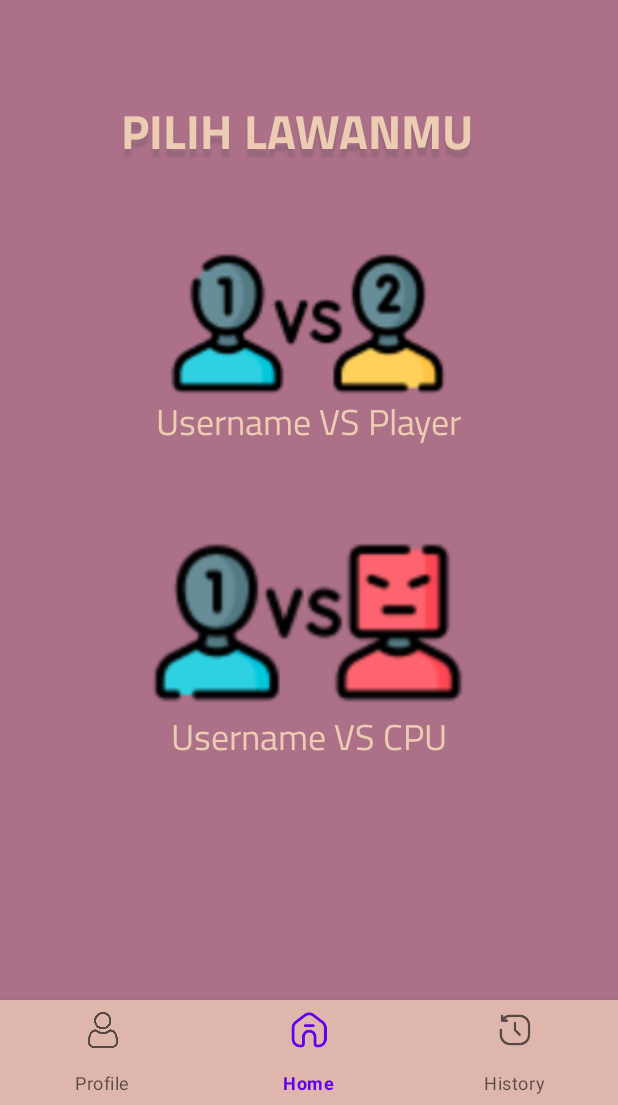
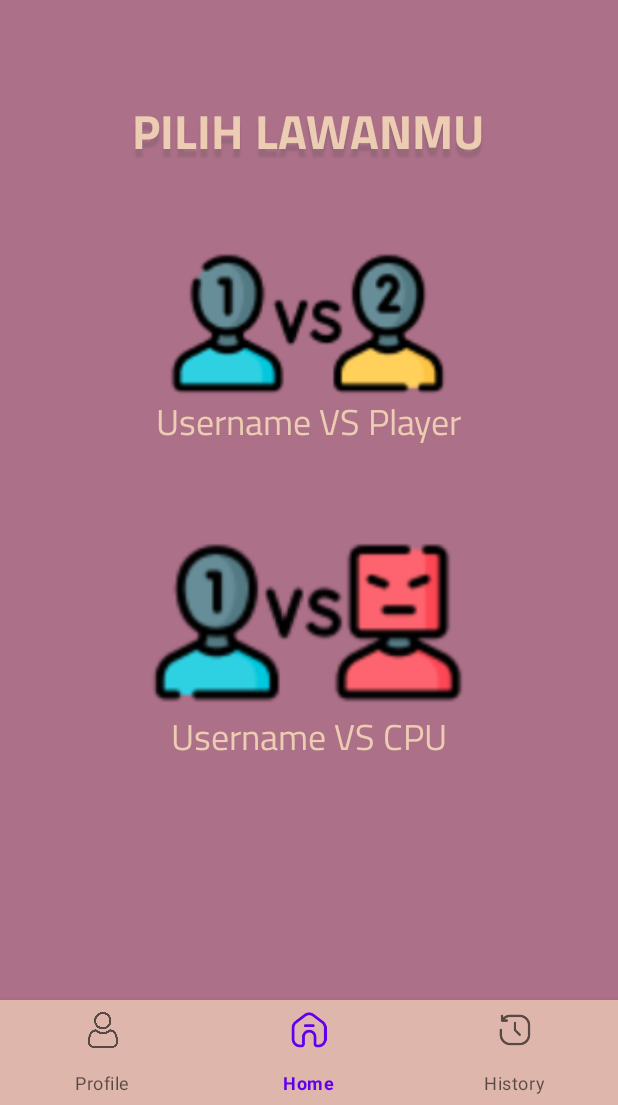
Before and after one commit to SalmanRamadhan/Challenge7, an Android app: the ProfileFragment screen opened directly, with no data from a screen before it, item 2 of the bottom bar chosen, on a phone screen of 412 x 824 dp, the part 131-1236 px from its top. Run offline under Robolectric (Android 15) with nearby library versions, the phone set to English and light mode, and no system bars; pictures from the network do not load; 2 statements that could not run were skipped.

Commit message:
fix nullable view in AddPresenterImpl.kt and fix fragment_home.xml

```diff
--- a/app/src/main/res/layout/fragment_home.xml
+++ b/app/src/main/res/layout/fragment_home.xml
@@ -95,7 +95,7 @@
 
     <TextView
         android:id="@+id/tvMenuTittle"
-        android:layout_width="250dp"
+        android:layout_width="wrap_content"
         android:layout_height="50dp"
         android:layout_alignParentTop="true"
         android:layout_centerHorizontal="true"
```
Also changed, not shown: app/src/main/java/com/example/challenge7/menu/presenter/AddPresenterImpl.kt (+7 -6 lines).
